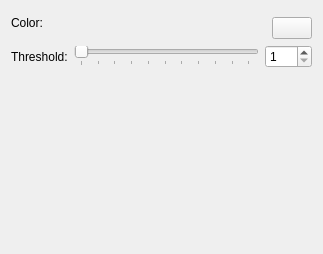
First picture: the form in krita/plugins/filters/colors/wdgcolortoalphabase.ui, repository KDE/krita, before the edit.
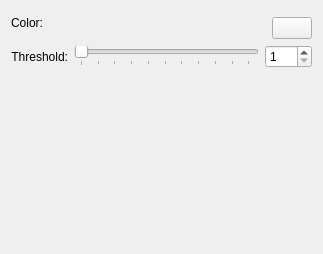
Second picture: the form after the edit. Custom widgets are drawn as their Qt base class.

Commit message:
Fix the alignment of labels in dialogs
Patch by Juan Palacios

```diff
--- a/krita/plugins/filters/colors/wdgcolortoalphabase.ui
+++ b/krita/plugins/filters/colors/wdgcolortoalphabase.ui
@@ -19,6 +19,9 @@
      <property name="text">
       <string>Color:</string>
      </property>
+     <property name="alignment">
+      <set>Qt::AlignRight|Qt::AlignTrailing|Qt::AlignVCenter</set>
+     </property>
      <property name="wordWrap">
       <bool>false</bool>
      </property>
@@ -60,6 +63,9 @@
      <property name="text">
       <string>Threshold:</string>
      </property>
+     <property name="alignment">
+      <set>Qt::AlignRight|Qt::AlignTrailing|Qt::AlignVCenter</set>
+     </property>
      <property name="wordWrap">
       <bool>false</bool>
      </property>
```
The commit also changes 71 other files.
